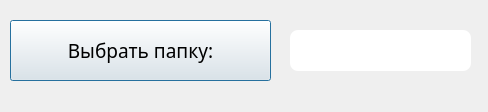
Qt form ui/choose_directory.ui (GoptarEA/QtProjectYandex) before a commit.
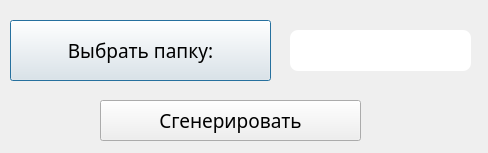
The same form after that commit.

Diff of the .ui file:
```diff
--- a/ui/choose_directory.ui
+++ b/ui/choose_directory.ui
@@ -7,7 +7,7 @@
     <x>0</x>
     <y>0</y>
     <width>488</width>
-    <height>112</height>
+    <height>153</height>
    </rect>
   </property>
   <property name="windowTitle">
@@ -58,6 +58,28 @@
     <bool>true</bool>
    </property>
   </widget>
+  <widget class="QPushButton" name="generate_btn">
+   <property name="geometry">
+    <rect>
+     <x>100</x>
+     <y>100</y>
+     <width>261</width>
+     <height>41</height>
+    </rect>
+   </property>
+   <property name="font">
+    <font>
+     <family>Play</family>
+     <pointsize>14</pointsize>
+    </font>
+   </property>
+   <property name="text">
+    <string>Сгенерировать</string>
+   </property>
+   <property name="autoDefault">
+    <bool>true</bool>
+   </property>
+  </widget>
  </widget>
  <resources/>
  <connections/>
```
Left out of the diff: 2 changed lines with no effect on the pictures.
